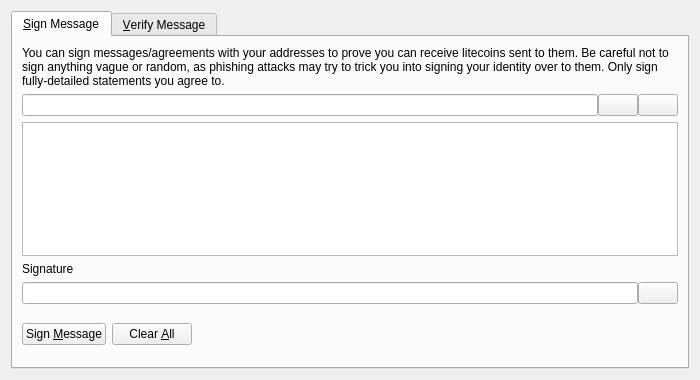
This is src/qt/forms/signverifymessagedialog.ui in cjvilla2012/PositiveCoin as Qt 5 draws it before an edit. The edited form follows.
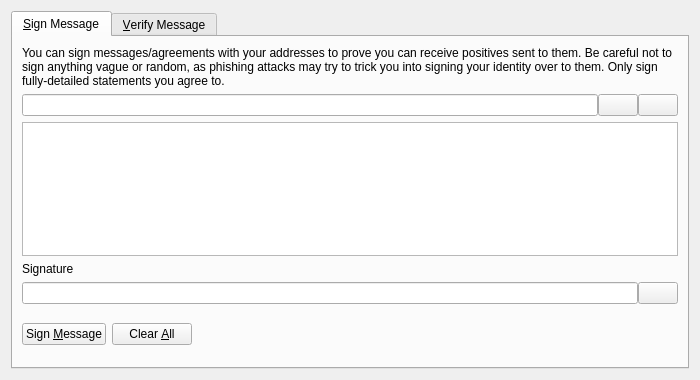
This is the edited form. Icons and pictures are not drawn. Custom widgets are drawn as their Qt base class.

What changed in the file:
```diff
--- a/src/qt/forms/signverifymessagedialog.ui
+++ b/src/qt/forms/signverifymessagedialog.ui
@@ -30,7 +30,7 @@
        <item>
         <widget class="QLabel" name="infoLabel_SM">
          <property name="text">
-          <string>You can sign messages/agreements with your addresses to prove you can receive litecoins sent to them. Be careful not to sign anything vague or random, as phishing attacks may try to trick you into signing your identity over to them. Only sign fully-detailed statements you agree to.</string>
+          <string>You can sign messages/agreements with your addresses to prove you can receive positives sent to them. Be careful not to sign anything vague or random, as phishing attacks may try to trick you into signing your identity over to them. Only sign fully-detailed statements you agree to.</string>
          </property>
          <property name="textFormat">
           <enum>Qt::PlainText</enum>
```
